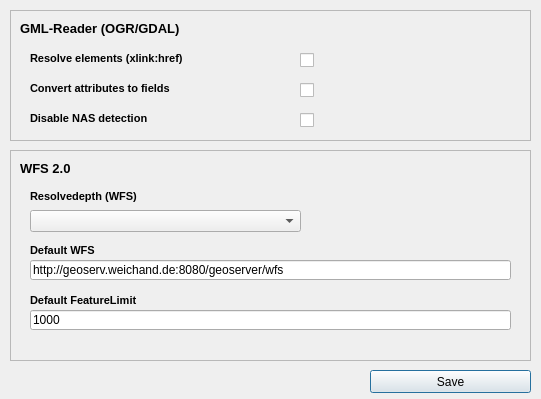
The window that ui_wfsclientconfig.ui (qgisinspiretools/qgis-wfs20-client-plugin) describes before a commit, drawn with Qt 5.
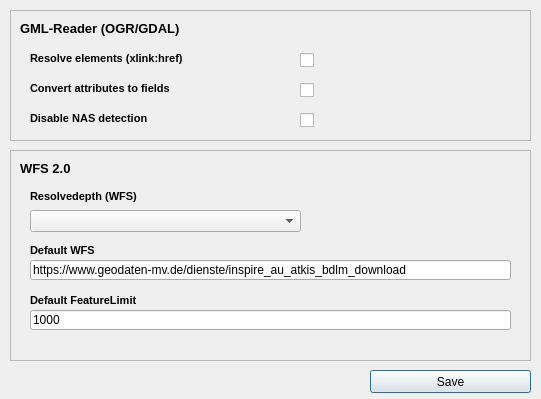
The same window after the commit.

```diff
--- a/ui_wfsclientconfig.ui
+++ b/ui_wfsclientconfig.ui
@@ -312,7 +312,7 @@
      </rect>
     </property>
     <property name="text">
-     <string>http://geoserv.weichand.de:8080/geoserver/wfs</string>
+     <string>https://www.geodaten-mv.de/dienste/inspire_au_atkis_bdlm_download</string>
     </property>
    </widget>
    <widget class="QLabel" name="lblDefaultFeatureLimit">
```
